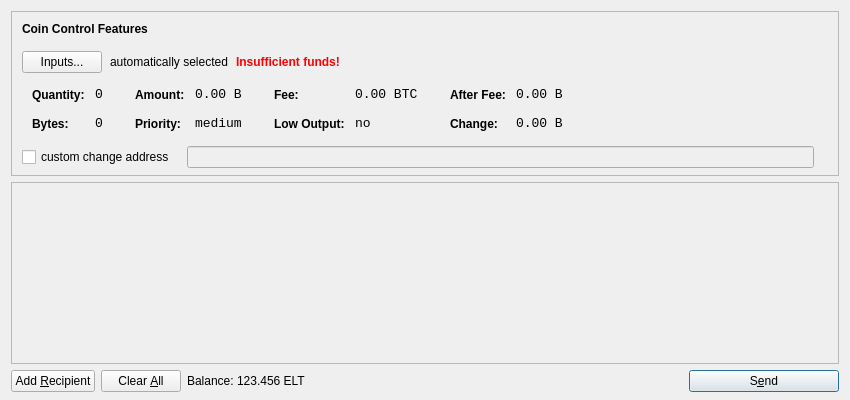
cinnamoncoin/https---github.com-cinnamoncoin-Electron-ELT, file src/qt/forms/sendcoinsdialog.ui: the form before one commit.
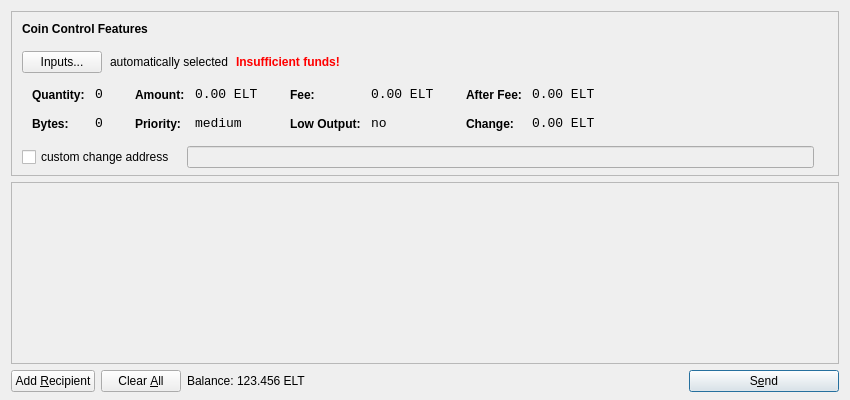
The form after the commit. Icons and pictures are not drawn.

Diff of the .ui file:
```diff
--- a/src/qt/forms/sendcoinsdialog.ui
+++ b/src/qt/forms/sendcoinsdialog.ui
@@ -39,7 +39,7 @@
      </property>
      <layout class="QVBoxLayout" name="verticalLayoutCoinControl2">
       <property name="spacing">
-       <number>-1</number>
+       <number>7</number>
       </property>
       <property name="leftMargin">
        <number>0</number>
@@ -321,7 +321,7 @@
                   <enum>Qt::ActionsContextMenu</enum>
                  </property>
                  <property name="text">
-                  <string notr="true">0.00 B</string>
+                  <string notr="true">0.00 ELT</string>
                  </property>
                  <property name="textInteractionFlags">
                   <set>Qt::LinksAccessibleByMouse|Qt::TextSelectableByKeyboard|Qt::TextSelectableByMouse</set>
@@ -407,7 +407,7 @@
                   <enum>Qt::ActionsContextMenu</enum>
                  </property>
                  <property name="text">
-                  <string notr="true">0.00 BTC</string>
+                  <string notr="true">0.00 ELT</string>
                  </property>
                  <property name="textInteractionFlags">
                   <set>Qt::LinksAccessibleByMouse|Qt::TextSelectableByKeyboard|Qt::TextSelectableByMouse</set>
@@ -493,7 +493,7 @@
                   <enum>Qt::ActionsContextMenu</enum>
                  </property>
                  <property name="text">
-                  <string notr="true">0.00 B</string>
+                  <string notr="true">0.00 ELT</string>
                  </property>
                  <property name="textInteractionFlags">
                   <set>Qt::LinksAccessibleByMouse|Qt::TextSelectableByKeyboard|Qt::TextSelectableByMouse</set>
@@ -525,7 +525,7 @@
                   <enum>Qt::ActionsContextMenu</enum>
                  </property>
                  <property name="text">
-                  <string notr="true">0.00 B</string>
+                  <string notr="true">0.00 ELT</string>
                  </property>
                  <property name="textInteractionFlags">
                   <set>Qt::LinksAccessibleByMouse|Qt::TextSelectableByKeyboard|Qt::TextSelectableByMouse</set>
```
Left out of the diff: 4 changed lines with no effect on the pictures.
